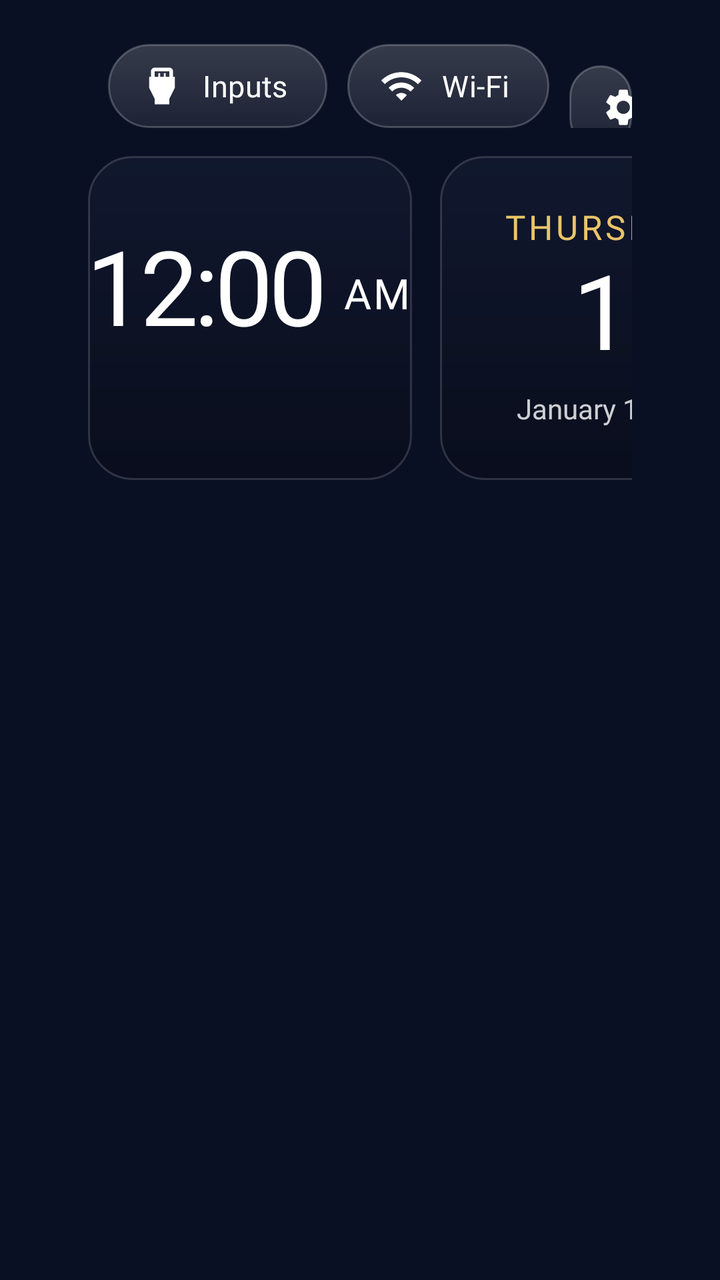
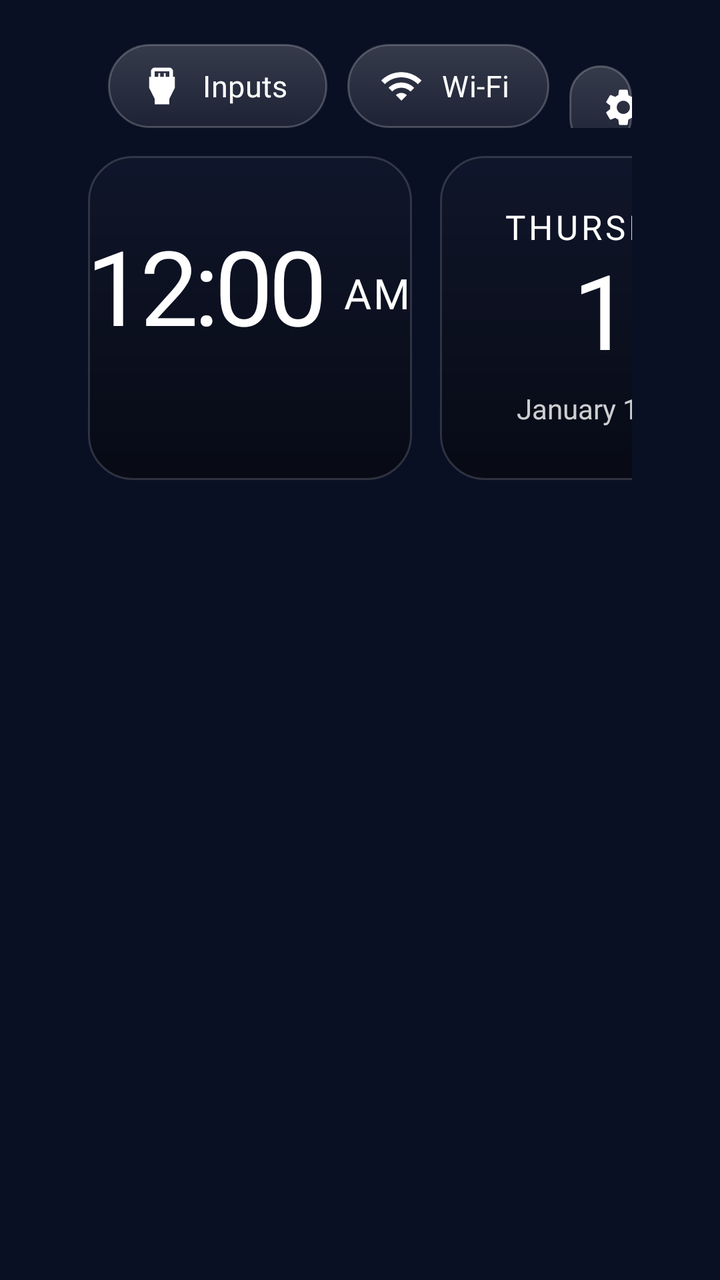

Two renders of the same Android screen: before a commit and after it. Below are the layout's source before the change and the commit's diff.
<!-- AndroidManifest.xml: application theme Theme.TvHome -->
<!-- res/layout/activity_main.xml -->
<?xml version="1.0" encoding="utf-8"?>
<FrameLayout xmlns:android="http://schemas.android.com/apk/res/android"
    android:id="@+id/root"
    android:layout_width="match_parent"
    android:layout_height="match_parent"
    android:background="#FF0A1024">

    
    <View
        android:id="@+id/drift"
        android:layout_width="match_parent"
        android:layout_height="match_parent"
        android:importantForAccessibility="no" />

    
    <View
        android:id="@+id/ambient"
        android:layout_width="match_parent"
        android:layout_height="match_parent"
        android:alpha="0" />

    
    <com.gathin.tvhome.GlassView
        android:id="@+id/glass"
        android:layout_width="10dp"
        android:layout_height="10dp"
        android:alpha="0"
        android:importantForAccessibility="no" />

    <LinearLayout
        android:layout_width="match_parent"
        android:layout_height="match_parent"
        android:orientation="vertical"
        android:paddingStart="44dp"
        android:paddingEnd="44dp"
        android:paddingTop="22dp">

        
        <RelativeLayout
            android:layout_width="match_parent"
            android:layout_height="wrap_content">

            <TextView
                android:id="@+id/greeting"
                android:layout_width="wrap_content"
                android:layout_height="wrap_content"
                android:layout_alignParentStart="true"
                android:layout_centerVertical="true"
                android:layout_marginStart="4dp"
                android:textColor="@color/greeting"
                android:textSize="26sp"
                android:fontFamily="@font/outfit"
                android:fontVariationSettings="'wght' 600"
                android:singleLine="true" />

            

    <LinearLayout
                android:id="@+id/topButtons"
                android:layout_width="wrap_content"
                android:layout_height="wrap_content"
                android:layout_alignParentEnd="true"
                android:orientation="horizontal">

                <TextView
                    android:id="@+id/btnInputs"
                    style="@style/TopButton"
                    android:text="@string/inputs"
                    android:drawableStart="@drawable/ic_input"
                    android:nextFocusDown="@+id/grid" />

                <TextView
                    android:id="@+id/btnWifi"
                    style="@style/TopButton"
                    android:text="@string/wifi"
                    android:drawableStart="@drawable/ic_wifi"
                    android:nextFocusDown="@+id/grid" />

                <TextView
                    android:id="@+id/btnSettings"
                    style="@style/TopButton"
                    android:text="@string/settings"
                    android:drawableStart="@drawable/ic_settings"
                    android:nextFocusDown="@+id/grid" />
            </LinearLayout>
        </RelativeLayout>

        
        <RelativeLayout
            android:layout_width="match_parent"
            android:layout_height="wrap_content"
            android:layout_marginTop="14dp">

            <LinearLayout
                android:id="@+id/leftTiles"
                android:layout_width="wrap_content"
                android:layout_height="wrap_content"
                android:layout_alignParentStart="true"
                android:orientation="horizontal"
                android:baselineAligned="false">

                <LinearLayout
                    android:id="@+id/clockTile"
                    android:layout_width="162dp"
                    android:layout_height="wrap_content"
                    android:minHeight="162dp"
                    android:background="@drawable/bento_tile"
                    android:orientation="vertical"
                    android:gravity="center"
                    android:paddingTop="16dp"
                    android:paddingBottom="18dp">

                    <LinearLayout
                        android:layout_width="wrap_content"
                        android:layout_height="wrap_content"
                        android:orientation="horizontal"
                        android:baselineAligned="true">

                        <TextClock
                            android:id="@+id/clock"
                            android:layout_width="wrap_content"
                            android:layout_height="wrap_content"
                            android:format12Hour="h:mm"
                            android:format24Hour="HH:mm"
                            android:textColor="@color/text_bright"
                            android:textSize="52sp"
                            android:fontFamily="@font/outfit"
                            android:fontVariationSettings="'wght' 300"
                            android:letterSpacing="-0.045"
                            android:includeFontPadding="false" />

                        <TextClock
                            android:id="@+id/ampm"
                            android:layout_width="wrap_content"
                            android:layout_height="wrap_content"
                            android:layout_marginStart="9dp"
                            android:layout_gravity="bottom"
                            android:layout_marginBottom="8dp"
                            android:format12Hour="a"
                            android:format24Hour=""
                            android:textColor="@color/text_bright"
                            android:textSize="21sp"
                            android:fontFamily="@font/outfit"
                            android:fontVariationSettings="'wght' 600"
                            android:letterSpacing="0.04"
                            android:includeFontPadding="false" />
                    </LinearLayout>

                    <TextView
                        android:id="@+id/tithi"
                        android:layout_width="wrap_content"
                        android:layout_height="wrap_content"
                        android:layout_marginTop="8dp"
                        android:textColor="@color/text_soft"
                        android:textSize="13sp"
                        android:singleLine="true" />
                </LinearLayout>

                <LinearLayout
                    android:id="@+id/dateTile"
                    android:layout_width="162dp"
                    android:layout_height="wrap_content"
                    android:minHeight="162dp"
                    android:layout_marginStart="14dp"
                    android:background="@drawable/bento_tile"
                    android:orientation="vertical"
                    android:gravity="center"
                    android:paddingTop="16dp"
                    android:paddingBottom="18dp">

                    <TextClock
                        android:id="@+id/dayName"
                        android:layout_width="wrap_content"
                        android:layout_height="wrap_content"
                        android:format12Hour="EEEE"
                        android:format24Hour="EEEE"
                        android:textColor="@color/accent"
                        android:textSize="17sp"
                        android:fontFamily="@font/outfit"
                        android:fontVariationSettings="'wght' 700"
                        android:letterSpacing="0.1"
                        android:textAllCaps="true"
                        android:singleLine="true" />

                    <TextClock
                        android:id="@+id/dayNumber"
                        android:layout_width="wrap_content"
                        android:layout_height="wrap_content"
                        android:layout_marginTop="2dp"
                        android:format12Hour="d"
                        android:format24Hour="d"
                        android:textColor="@color/text_bright"
                        android:textSize="52sp"
                        android:fontFamily="@font/outfit"
                        android:fontVariationSettings="'wght' 300"
                        android:letterSpacing="-0.04"
                        android:includeFontPadding="false"
                        android:singleLine="true" />

                    <TextClock
                        android:id="@+id/monthYear"
                        android:layout_width="wrap_content"
                        android:layout_height="wrap_content"
                        android:layout_marginTop="7dp"
                        android:format12Hour="MMMM yyyy"
                        android:format24Hour="MMMM yyyy"
                        android:textColor="@color/text_soft"
                        android:textSize="14sp"
                        android:fontFamily="@font/outfit"
                        android:fontVariationSettings="'wght' 400"
                        android:singleLine="true" />
                </LinearLayout>
            </LinearLayout>

            
            <LinearLayout
                android:id="@+id/weatherTile"
                android:layout_width="258dp"
                android:layout_height="wrap_content"
                android:layout_alignParentEnd="true"
                android:background="@drawable/bento_tile"
                android:orientation="vertical"
                android:paddingStart="20dp"
                android:paddingEnd="20dp"
                android:paddingTop="15dp"
                android:paddingBottom="17dp"
                android:visibility="invisible">

                <LinearLayout
                    android:layout_width="wrap_content"
                    android:layout_height="wrap_content"
                    android:orientation="horizontal"
                    android:baselineAligned="false">

                    <LinearLayout
                        android:layout_width="wrap_content"
                        android:layout_height="wrap_content"
                        android:orientation="vertical">

                        <TextView
                            android:id="@+id/weatherPlace"
                            android:layout_width="wrap_content"
                            android:layout_height="wrap_content"
                            android:textColor="@color/text_faint"
                            android:textSize="12sp"
                            android:fontFamily="@font/outfit"
                            android:fontVariationSettings="'wght' 600"
                            android:letterSpacing="0.12"
                            android:singleLine="true" />

                        <TextView
                            android:id="@+id/weatherTemp"
                            android:layout_width="wrap_content"
                            android:layout_height="wrap_content"
                            android:layout_marginTop="3dp"
                            android:textColor="@color/text_bright"
                            android:textSize="36sp"
                            android:fontFamily="@font/outfit"
                            android:fontVariationSettings="'wght' 300"
                            android:letterSpacing="-0.045"
                            android:includeFontPadding="false"
                            android:singleLine="true" />

                        <TextView
                            android:id="@+id/weatherSub"
                            android:layout_width="wrap_content"
                            android:layout_height="wrap_content"
                            android:layout_marginTop="4dp"
                            android:textColor="@color/text_soft"
                            android:textSize="13sp"
                            android:fontFamily="@font/outfit"
                            android:fontVariationSettings="'wght' 400"
                            android:singleLine="true" />
                    </LinearLayout>

                    
                    <LinearLayout
                        android:id="@+id/airBlock"
                        android:layout_width="wrap_content"
                        android:layout_height="wrap_content"
                        android:layout_marginStart="26dp"
                        android:orientation="vertical"
                        android:visibility="invisible">

                        <TextView
                            android:layout_width="wrap_content"
                            android:layout_height="wrap_content"
                            android:text="@string/aqi_label"
                            android:textColor="@color/text_faint"
                            android:textSize="12sp"
                            android:fontFamily="@font/outfit"
                            android:fontVariationSettings="'wght' 600"
                            android:letterSpacing="0.12" />

                        <TextView
                            android:id="@+id/airNumber"
                            android:layout_width="wrap_content"
                            android:layout_height="wrap_content"
                            android:layout_marginTop="3dp"
                            android:textColor="@color/accent"
                            android:textSize="36sp"
                            android:fontFamily="@font/outfit"
                            android:fontVariationSettings="'wght' 300"
                            android:letterSpacing="-0.04"
                            android:includeFontPadding="false"
                            android:singleLine="true" />

                        <TextView
                            android:id="@+id/airWord"
                            android:layout_width="wrap_content"
                            android:layout_height="wrap_content"
                            android:layout_marginTop="4dp"
                            android:textColor="@color/text_soft"
                            android:textSize="13sp"
                            android:fontFamily="@font/outfit"
                            android:fontVariationSettings="'wght' 500"
                            android:singleLine="true" />
                    </LinearLayout>
                </LinearLayout>

                <LinearLayout
                    android:id="@+id/hourly"
                    android:layout_width="match_parent"
                    android:layout_height="wrap_content"
                    android:layout_marginTop="13dp"
                    android:paddingTop="12dp"
                    android:orientation="horizontal"
                    android:baselineAligned="false" />
            </LinearLayout>
        </RelativeLayout>

        
        <TextView
            android:id="@+id/quote"
            android:layout_width="wrap_content"
            android:layout_height="wrap_content"
            android:layout_marginTop="16dp"
            android:layout_marginStart="2dp"
            android:paddingStart="14dp"
            android:paddingEnd="18dp"
            android:paddingTop="7dp"
            android:paddingBottom="9dp"
            android:background="@drawable/quote_bg"
            android:textColor="@color/accent"
            android:textSize="18sp"
            android:singleLine="true"
            android:nextFocusDown="@+id/grid"
            android:nextFocusUp="@+id/btnInputs"
            android:visibility="gone" />

        
        <FrameLayout
            android:layout_width="match_parent"
            android:layout_height="0dp"
            android:layout_weight="1"
            android:layout_marginTop="6dp">

            <androidx.recyclerview.widget.RecyclerView
                android:id="@+id/grid"
                android:layout_width="match_parent"
                android:layout_height="match_parent"
                android:paddingTop="10dp"
                android:paddingBottom="40dp"
                android:clipToPadding="false"
                android:clipChildren="false"
                android:overScrollMode="never"
                android:scrollbars="none"
                android:descendantFocusability="afterDescendants" />
        </FrameLayout>
    </LinearLayout>

</FrameLayout>
<!-- resources referenced by this layout -->
<resources>
  <color name="accent">#FFE9C46A</color>
  <color name="greeting">#FFFFFFFF</color>
  <color name="text_bright">#FFFFFFFF</color>
  <color name="text_faint">#8CFFFFFF</color>
  <color name="text_soft">#CCFFFFFF</color>
  <!-- drawable bento_tile (drawable) -->
  <?xml version="1.0" encoding="utf-8"?>
  <shape xmlns:android="http://schemas.android.com/apk/res/android" android:shape="rectangle">
      <gradient
          android:angle="270"
          android:startColor="@color/tile_glass_top"
          android:endColor="@color/tile_glass_bottom" />
      <stroke android:width="1dp" android:color="@color/tile_edge" />
      <corners android:radius="22dp" />
  </shape>
  <!-- drawable ic_input (drawable) -->
  <?xml version="1.0" encoding="utf-8"?>
  <vector xmlns:android="http://schemas.android.com/apk/res/android"
      android:width="22dp" android:height="22dp"
      android:viewportWidth="24" android:viewportHeight="24">
      <path android:fillColor="#FFFFFFFF"
          android:pathData="M18,7V4c0,-1.1 -0.9,-2 -2,-2H8C6.9,2 6,2.9 6,4v3H5v6l3,6v3h8v-3l3,-6V7H18zM8,4h8v3h-2V5h-1v2h-2V5h-1v2H8V4z" />
  </vector>
  <!-- drawable ic_wifi (drawable) -->
  <?xml version="1.0" encoding="utf-8"?>
  <vector xmlns:android="http://schemas.android.com/apk/res/android"
      android:width="22dp" android:height="22dp"
      android:viewportWidth="24" android:viewportHeight="24">
      <path android:fillColor="#FFFFFFFF"
          android:pathData="M1,9l2,2c4.97,-4.97 13.03,-4.97 18,0l2,-2C16.93,2.93 7.08,2.93 1,9zM9,17l3,3 3,-3c-1.65,-1.66 -4.34,-1.66 -6,0zM5,13l2,2c2.76,-2.76 7.24,-2.76 10,0l2,-2C15.14,9.14 8.87,9.14 5,13z" />
  </vector>
  <!-- drawable quote_bg (drawable) -->
  <?xml version="1.0" encoding="utf-8"?>
  <selector xmlns:android="http://schemas.android.com/apk/res/android">
      <item android:state_focused="true">
          <shape android:shape="rectangle">
              <gradient
                  android:angle="270"
                  android:startColor="#2EFFFFFF"
                  android:endColor="#14FFFFFF" />
              <stroke android:width="1dp" android:color="#59E9C46A" />
              <corners android:radius="14dp" />
          </shape>
      </item>
      <item>
          <shape android:shape="rectangle">
              <solid android:color="#00000000" />
              <corners android:radius="14dp" />
          </shape>
      </item>
  </selector>
  <string name="aqi_label">AIR QUALITY</string>
  <string name="inputs">Inputs</string>
  <string name="settings">Settings</string>
  <string name="wifi">Wi-Fi</string>
  <style name="Theme.TvHome" parent="android:Theme.Material.NoActionBar.Fullscreen">
          <item name="android:windowBackground">@android:color/black</item>
          <item name="android:colorBackground">@android:color/black</item>
          <item name="android:windowAnimationStyle">@null</item>
      </style>
  <color name="tile_glass_top">#3827314F</color>
  <color name="tile_glass_bottom">#A6080B18</color>
  <color name="tile_edge">#26FFFFFF</color>
  <!-- drawable pill_bg (drawable) -->
  <?xml version="1.0" encoding="utf-8"?>
  <selector xmlns:android="http://schemas.android.com/apk/res/android">
      <item android:state_focused="true">
          <shape android:shape="rectangle">
              <solid android:color="#3DFFFFFF" />
              <stroke android:width="2dp" android:color="#99FFFFFF" />
              <corners android:radius="21dp" />
          </shape>
      </item>
      <item>
          <shape android:shape="rectangle">
              <gradient android:angle="270" android:startColor="#2EFFFFFF" android:endColor="#14FFFFFF" />
              <stroke android:width="1dp" android:color="#38FFFFFF" />
              <corners android:radius="21dp" />
          </shape>
      </item>
  </selector>
  <!-- unchanged entries left out for length: 2 -->
</resources>

<!-- the commit's change to res/layout/activity_main.xml (unified diff, before → after) -->
@@ -125,7 +125,7 @@
                             android:textColor="@color/text_bright"
                             android:textSize="52sp"
                             android:fontFamily="@font/outfit"
-                            android:fontVariationSettings="'wght' 300"
+                            android:fontVariationSettings="'wght' 500"
                             android:letterSpacing="-0.045"
                             android:includeFontPadding="false" />
 
@@ -192,7 +192,7 @@
                         android:textColor="@color/text_bright"
                         android:textSize="52sp"
                         android:fontFamily="@font/outfit"
-                        android:fontVariationSettings="'wght' 300"
+                        android:fontVariationSettings="'wght' 500"
                         android:letterSpacing="-0.04"
                         android:includeFontPadding="false"
                         android:singleLine="true" />
@@ -215,7 +215,7 @@
             
             <LinearLayout
                 android:id="@+id/weatherTile"
-                android:layout_width="258dp"
+                android:layout_width="282dp"
                 android:layout_height="wrap_content"
                 android:layout_alignParentEnd="true"
                 android:background="@drawable/bento_tile"
@@ -226,96 +226,83 @@
                 android:paddingBottom="17dp"
                 android:visibility="invisible">
 
+                <TextView
+                    android:id="@+id/weatherPlace"
+                    android:layout_width="wrap_content"
+                    android:layout_height="wrap_content"
+                    android:textColor="@color/text_faint"
+                    android:textSize="12sp"
+                    android:fontFamily="@font/outfit"
+                    android:fontVariationSettings="'wght' 600"
+                    android:letterSpacing="0.12"
+                    android:singleLine="true" />
+
+                <TextView
+                    android:id="@+id/weatherTemp"
+                    android:layout_width="wrap_content"
+                    android:layout_height="wrap_content"
+                    android:layout_marginTop="3dp"
+                    android:textColor="@color/text_bright"
+                    android:textSize="40sp"
+                    android:fontFamily="@font/outfit"
+                    android:fontVariationSettings="'wght' 500"
+                    android:letterSpacing="-0.04"
+                    android:includeFontPadding="false"
+                    android:singleLine="true" />
+
+                <TextView
+                    android:id="@+id/weatherSub"
+                    android:layout_width="wrap_content"
+                    android:layout_height="wrap_content"
+                    android:layout_marginTop="4dp"
+                    android:textColor="@color/text_soft"
+                    android:textSize="13sp"
+                    android:fontFamily="@font/outfit"
+                    android:fontVariationSettings="'wght' 500"
+                    android:singleLine="true" />
+
+                
                 <LinearLayout
+                    android:id="@+id/airBlock"
                     android:layout_width="wrap_content"
                     android:layout_height="wrap_content"
+                    android:layout_marginTop="9dp"
                     android:orientation="horizontal"
-                    android:baselineAligned="false">
-
-                    <LinearLayout
-                        android:layout_width="wrap_content"
-                        android:layout_height="wrap_content"
-                        android:orientation="vertical">
-
-                        <TextView
-                            android:id="@+id/weatherPlace"
-                            android:layout_width="wrap_content"
-                            android:layout_height="wrap_content"
-                            android:textColor="@color/text_faint"
-                            android:textSize="12sp"
-                            android:fontFamily="@font/outfit"
-                            android:fontVariationSettings="'wght' 600"
-                            android:letterSpacing="0.12"
-                            android:singleLine="true" />
-
-                        <TextView
-                            android:id="@+id/weatherTemp"
-                            android:layout_width="wrap_content"
-                            android:layout_height="wrap_content"
-                            android:layout_marginTop="3dp"
-                            android:textColor="@color/text_bright"
-                            android:textSize="36sp"
-                            android:fontFamily="@font/outfit"
-                            android:fontVariationSettings="'wght' 300"
-                            android:letterSpacing="-0.045"
-                            android:includeFontPadding="false"
-                            android:singleLine="true" />
-
-                        <TextView
-                            android:id="@+id/weatherSub"
-                            android:layout_width="wrap_content"
-                            android:layout_height="wrap_content"
-                            android:layout_marginTop="4dp"
-                            android:textColor="@color/text_soft"
-                            android:textSize="13sp"
-                            android:fontFamily="@font/outfit"
-                            android:fontVariationSettings="'wght' 400"
-                            android:singleLine="true" />
-                    </LinearLayout>
-
-                    
-                    <LinearLayout
-                        android:id="@+id/airBlock"
-                        android:layout_width="wrap_content"
-                        android:layout_height="wrap_content"
-                        android:layout_marginStart="26dp"
-                        android:orientation="vertical"
-                        android:visibility="invisible">
-
-                        <TextView
-                            android:layout_width="wrap_content"
-                            android:layout_height="wrap_content"
-                            android:text="@string/aqi_label"
-                            android:textColor="@color/text_faint"
-                            android:textSize="12sp"
-                            android:fontFamily="@font/outfit"
-                            android:fontVariationSettings="'wght' 600"
-                            android:letterSpacing="0.12" />
-
-                        <TextView
-                            android:id="@+id/airNumber"
-                            android:layout_width="wrap_content"
-                            android:layout_height="wrap_content"
-                            android:layout_marginTop="3dp"
-                            android:textColor="@color/accent"
-                            android:textSize="36sp"
-                            android:fontFamily="@font/outfit"
-                            android:fontVariationSettings="'wght' 300"
-                            android:letterSpacing="-0.04"
-                            android:includeFontPadding="false"
-                            android:singleLine="true" />
-
-                        <TextView
-                            android:id="@+id/airWord"
-                            android:layout_width="wrap_content"
-                            android:layout_height="wrap_content"
-                            android:layout_marginTop="4dp"
-                            android:textColor="@color/text_soft"
-                            android:textSize="13sp"
-                            android:fontFamily="@font/outfit"
-                            android:fontVariationSettings="'wght' 500"
-                            android:singleLine="true" />
-                    </LinearLayout>
+                    android:gravity="center_vertical"
+                    android:visibility="invisible">
+
+                    <TextView
+                        android:layout_width="wrap_content"
+                        android:layout_height="wrap_content"
+                        android:text="@string/aqi"
+                        android:textColor="@color/text_faint"
+                        android:textSize="12sp"
+                        android:fontFamily="@font/outfit"
+                        android:fontVariationSettings="'wght' 700"
+                        android:letterSpacing="0.1" />
+
+                    <TextView
+                        android:id="@+id/airNumber"
+                        android:layout_width="wrap_content"
+                        android:layout_height="wrap_content"
+                        android:layout_marginStart="9dp"
+                        android:textColor="@color/text_bright"
+                        android:textSize="20sp"
+                        android:fontFamily="@font/outfit"
+                        android:fontVariationSettings="'wght' 600"
+                        android:includeFontPadding="false"
+                        android:singleLine="true" />
+
+                    <TextView
+                        android:id="@+id/airWord"
+                        android:layout_width="wrap_content"
+                        android:layout_height="wrap_content"
+                        android:layout_marginStart="8dp"
+                        android:textColor="@color/text_soft"
+                        android:textSize="13sp"
+                        android:fontFamily="@font/outfit"
+                        android:fontVariationSettings="'wght' 500"
+                        android:singleLine="true" />
                 </LinearLayout>
 
                 <LinearLayout
<!-- resource entries referenced after the edit -->
@@ -1,6 +1,6 @@
 <!-- resources referenced by this layout -->
 <resources>
-  <color name="accent">#FFE9C46A</color>
+  <color name="accent">#FFFFFFFF</color>
   <color name="greeting">#FFFFFFFF</color>
   <color name="text_bright">#FFFFFFFF</color>
   <color name="text_faint">#8CFFFFFF</color>
@@ -51,7 +51,7 @@
           </shape>
       </item>
   </selector>
-  <string name="aqi_label">AIR QUALITY</string>
+  <string name="aqi">AQI</string>
   <string name="inputs">Inputs</string>
   <string name="settings">Settings</string>
   <string name="wifi">Wi-Fi</string>
@@ -60,8 +60,8 @@
           <item name="android:colorBackground">@android:color/black</item>
           <item name="android:windowAnimationStyle">@null</item>
       </style>
-  <color name="tile_glass_top">#3827314F</color>
-  <color name="tile_glass_bottom">#A6080B18</color>
+  <color name="tile_glass_top">#4D1C2238</color>
+  <color name="tile_glass_bottom">#C2060810</color>
   <color name="tile_edge">#26FFFFFF</color>
   <!-- drawable pill_bg (drawable) -->
   <?xml version="1.0" encoding="utf-8"?>
